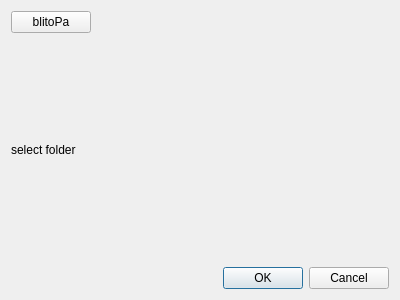
The window that insta/insta_dialog_base.ui (fdobad/blitopa360) describes before a commit, drawn with Qt 5.
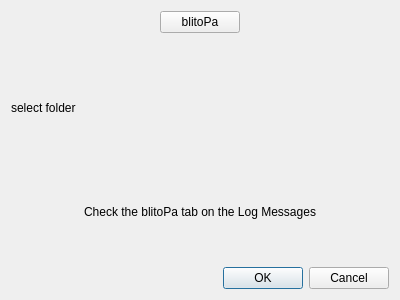
The same window after the commit. Icons and pictures are not drawn. Custom widgets are drawn as their Qt base class.

Diff of the .ui file:
```diff
--- a/insta/insta_dialog_base.ui
+++ b/insta/insta_dialog_base.ui
@@ -18,37 +18,27 @@
     <normaloff>:/plugins/insta/icon16.png</normaloff>:/plugins/insta/icon16.png</iconset>
   </property>
   <layout class="QGridLayout" name="gridLayout">
-   <item row="0" column="1">
-    <spacer name="horizontalSpacer">
-     <property name="orientation">
-      <enum>Qt::Horizontal</enum>
-     </property>
-     <property name="sizeHint" stdset="0">
-      <size>
-       <width>40</width>
-       <height>20</height>
-      </size>
-     </property>
-    </spacer>
-   </item>
-   <item row="1" column="1">
+   <item row="3" column="1" colspan="2">
     <widget class="QgsFileWidget" name="mQgsFileWidget">
      <property name="storageMode">
       <enum>QgsFileWidget::GetDirectory</enum>
      </property>
     </widget>
    </item>
-   <item row="2" column="0" colspan="2">
-    <widget class="QDialogButtonBox" name="button_box">
+   <item row="0" column="2">
+    <spacer name="horizontalSpacer_3">
      <property name="orientation">
       <enum>Qt::Horizontal</enum>
      </property>
-     <property name="standardButtons">
-      <set>QDialogButtonBox::Cancel|QDialogButtonBox::Ok</set>
+     <property name="sizeHint" stdset="0">
+      <size>
+       <width>40</width>
+       <height>20</height>
+      </size>
      </property>
-    </widget>
+    </spacer>
    </item>
-   <item row="1" column="0">
+   <item row="3" column="0">
     <widget class="QLabel" name="label">
      <property name="text">
       <string>select folder</string>
@@ -56,6 +46,32 @@
     </widget>
    </item>
    <item row="0" column="0">
+    <spacer name="horizontalSpacer_2">
+     <property name="orientation">
+      <enum>Qt::Horizontal</enum>
+     </property>
+     <property name="sizeHint" stdset="0">
+      <size>
+       <width>40</width>
+       <height>20</height>
+      </size>
+     </property>
+    </spacer>
+   </item>
+   <item row="1" column="0" colspan="3">
+    <spacer name="horizontalSpacer">
+     <property name="orientation">
+      <enum>Qt::Horizontal</enum>
+     </property>
+     <property name="sizeHint" stdset="0">
+      <size>
+       <width>40</width>
+       <height>20</height>
+      </size>
+     </property>
+    </spacer>
+   </item>
+   <item row="0" column="1">
     <widget class="QPushButton" name="pushButton">
      <property name="text">
       <string>blitoPa</string>
@@ -78,6 +94,26 @@
      </property>
     </widget>
    </item>
+   <item row="5" column="0" colspan="3">
+    <widget class="QDialogButtonBox" name="button_box">
+     <property name="orientation">
+      <enum>Qt::Horizontal</enum>
+     </property>
+     <property name="standardButtons">
+      <set>QDialogButtonBox::Cancel|QDialogButtonBox::Ok</set>
+     </property>
+    </widget>
+   </item>
+   <item row="4" column="0" colspan="3">
+    <widget class="QLabel" name="label_2">
+     <property name="text">
+      <string>Check the blitoPa tab on the Log Messages</string>
+     </property>
+     <property name="alignment">
+      <set>Qt::AlignCenter</set>
+     </property>
+    </widget>
+   </item>
   </layout>
  </widget>
  <customwidgets>
```
Left out of the diff: 5 changed lines with no effect on the pictures.
